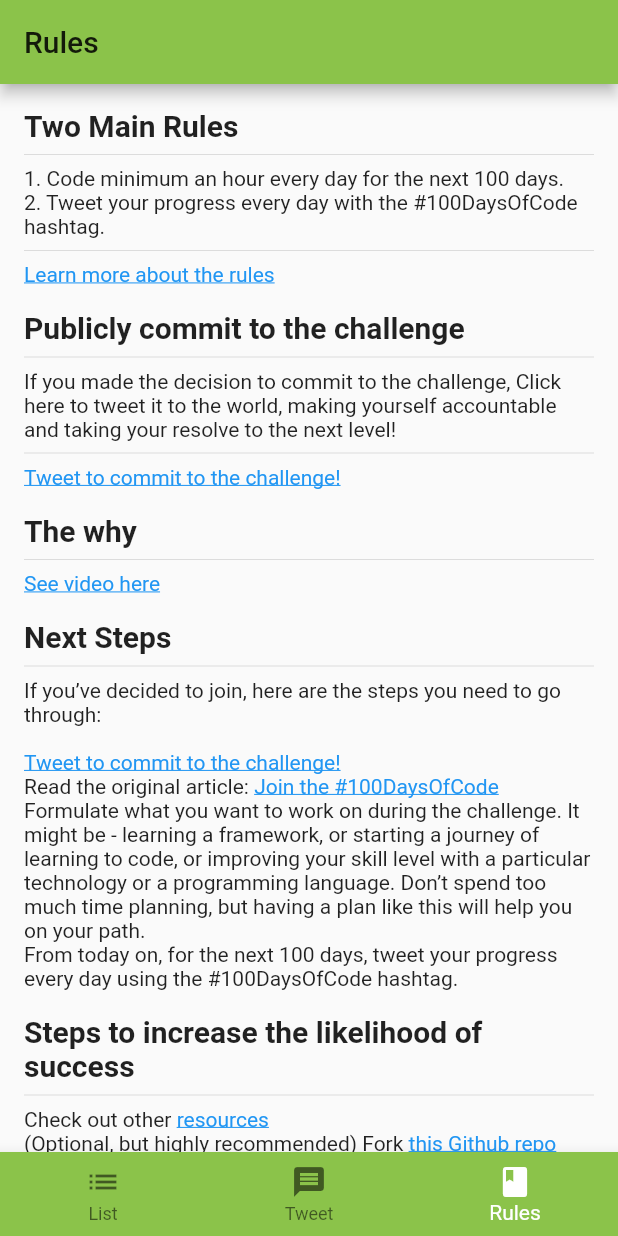
After one commit to justinbutt3r/learning-flutter, a Flutter app: the screen it shows after launch, item 3 of the bottom bar chosen, on a phone screen of 412 x 824 dp. The commit adds this screen. Run offline on Flutter 3.47's test engine with Material 2 defaults, Android fonts, the phone set to English and light mode, and no system bars; network calls fail.

Commit message:
updated navigation, started rules page

```diff
--- /dev/null
+++ b/lib/components/ItemList/ItemList.dart
@@ -0,0 +1,31 @@
+import 'package:flutter/material.dart';
+
+class ItemList extends StatelessWidget {
+  @override
+  Widget build(BuildContext context) {
+    return ListView.builder(
+        padding: const EdgeInsets.all(16.0),
+        itemBuilder: (context, i) {
+          return ListTile(
+            leading: CircleAvatar(
+              backgroundImage: NetworkImage('https://loremflickr.com/360/360'),
+            ),
+            title: Text(
+              "Username",
+            ),
+            subtitle: Text(
+                'Lorem ipsum dolor sit amet, consectetur adipiscing elit, sed do eiusmod tempor incididunt ut labore et dolore magna aliqua. '),
+            trailing: CircleAvatar(
+                child: Center(
+              child: Text(
+                'share stuff',
+                textAlign: TextAlign.center,
+                style: TextStyle(
+                  fontSize: 10,
+                ),
+              ),
+            )),
+          );
+        });
+  }
+}
--- a/lib/components/NavigationBar/navigationBar.dart
+++ b/lib/components/NavigationBar/navigationBar.dart
@@ -1,4 +1,5 @@
 import 'package:flutter/material.dart';
+import 'package:my_app/routes.dart';
 
 class NavigationBar extends StatefulWidget {
   NavigationBar({Key key}) : super(key: key);
@@ -11,6 +12,8 @@ class _NavigationBarState extends State<NavigationBar> {
   int _selectedIndex = 0;
 
   void _onItemTapped(int index) {
+    String routeName = (routes.keys.toList()[index]);
+    Navigator.pushNamed(context, routeName);
     setState(() {
       _selectedIndex = index;
     });
--- a/lib/main.dart
+++ b/lib/main.dart
@@ -1,5 +1,5 @@
 import 'package:flutter/material.dart';
-import 'package:my_app/routes.dart';
+import 'package:my_app/wrapper.dart';
 
 void main() => runApp(MyApp());
 
@@ -11,7 +11,7 @@ class MyApp extends StatelessWidget {
       theme: ThemeData(
         primaryColor: Colors.lightGreen,
       ),
-      routes: routes,
+      home: Wrapper(),
     );
   }
 }
--- a/lib/pages/home.dart
+++ b/lib/pages/home.dart
@@ -1,42 +1,14 @@
 import 'package:flutter/material.dart';
-import 'package:my_app/components/NavigationBar/navigationBar.dart';
+import 'package:my_app/components/ItemList/ItemList.dart';
 
-class Home extends StatelessWidget {
+class HomePage extends StatelessWidget {
   @override
   Widget build(BuildContext context) {
     return Scaffold(
-        appBar: AppBar(
-          title: Text('#100daysofcode'),
-        ),
-        body: _listView(),
-        bottomNavigationBar: NavigationBar());
+      appBar: AppBar(
+        title: Text('#100daysofcode'),
+      ),
+      body: ItemList(),
+    );
   }
 }
-
-//TODO: move out
-Widget _listView() {
-  return ListView.builder(
-      padding: const EdgeInsets.all(16.0),
-      itemBuilder: (context, i) {
-        return ListTile(
-          leading: CircleAvatar(
-            backgroundImage: NetworkImage('https://loremflickr.com/360/360'),
-          ),
-          title: Text(
-            "Username",
-          ),
-          subtitle: Text(
-              'Lorem ipsum dolor sit amet, consectetur adipiscing elit, sed do eiusmod tempor incididunt ut labore et dolore magna aliqua. '),
-          trailing: CircleAvatar(
-              child: Center(
-            child: Text(
-              'share stuff',
-              textAlign: TextAlign.center,
-              style: TextStyle(
-                fontSize: 10,
-              ),
-            ),
-          )),
-        );
-      });
-}
--- /dev/null
+++ b/lib/pages/rules.dart
@@ -0,0 +1,154 @@
+import 'package:flutter/material.dart';
+import 'package:url_launcher/url_launcher.dart';
+import 'package:flutter/gestures.dart';
+
+class RulesPage extends StatelessWidget {
+  @override
+  Widget build(BuildContext context) {
+    final TextStyle _bodyStyle = Theme.of(context).textTheme.body1;
+    final TextStyle _headings = _bodyStyle.copyWith(
+      fontSize: 20.0,
+      fontWeight: FontWeight.bold,
+    );
+    return Scaffold(
+      appBar: AppBar(
+        title: Text('Rules'),
+      ),
+      body: ListView(
+        padding: EdgeInsets.all(16.0),
+        children: <Widget>[
+          Text('Two Main Rules', style: _headings),
+          Divider(),
+          Text('1. Code minimum an hour every day for the next 100 days.'),
+          Text(
+              '2. Tweet your progress every day with the #100DaysOfCode hashtag.'),
+          Divider(
+            thickness: 0,
+          ),
+          RichText(
+              text: _LinkTextSpan(
+                  style: _bodyStyle.copyWith(
+                      decoration: TextDecoration.underline,
+                      color: Theme.of(context).accentColor),
+                  text: 'Learn more about the rules',
+                  url: 'https://www.100daysofcode.com/rules')),
+          Text(""),
+          Text(
+            "Publicly commit to the challenge",
+            style: _headings,
+          ),
+          Divider(),
+          Text(
+              'If you made the decision to commit to the challenge, Click here to tweet it to the world, making yourself accountable and taking your resolve to the next level!'),
+          Divider(
+            thickness: 0,
+          ),
+          RichText(
+              text: _LinkTextSpan(
+                  style: _bodyStyle.copyWith(
+                      decoration: TextDecoration.underline,
+                      color: Theme.of(context).accentColor),
+                  text: 'Tweet to commit to the challenge!',
+                  url:
+                      'https://twitter.com/intent/tweet?text=I%27m%20publicly%20committing%20to%20the%20100DaysOfCode%20Challenge%20starting%20today!%20Learn%20More%20and%20Join%20me!&url=https://100DaysOfCode.com&hashtags=100DaysOfCode')),
+          Text(""),
+          Text(
+            "The why",
+            style: _headings,
+          ),
+          Divider(),
+          RichText(
+              text: _LinkTextSpan(
+                  style: _bodyStyle.copyWith(
+                      decoration: TextDecoration.underline,
+                      color: Theme.of(context).accentColor),
+                  text: 'See video here',
+                  url: 'https://youtu.be/6y5P7O7YlBU')),
+          Text(""),
+          Text(
+            "Next Steps",
+            style: _headings,
+          ),
+          Divider(),
+          Text(
+              'If you’ve decided to join, here are the steps you need to go through:\n'),
+          RichText(
+              text: _LinkTextSpan(
+                  style: _bodyStyle.copyWith(
+                      decoration: TextDecoration.underline,
+                      color: Theme.of(context).accentColor),
+                  text: 'Tweet to commit to the challenge!',
+                  url:
+                      'https://twitter.com/intent/tweet?text=I%27m%20publicly%20committing%20to%20the%20100DaysOfCode%20Challenge%20starting%20today!%20Learn%20More%20and%20Join%20me!&url=https://100DaysOfCode.com&hashtags=100DaysOfCode')),
+          RichText(
+            text: TextSpan(children: [
+              TextSpan(text: 'Read the original article: ', style: _bodyStyle),
+              _LinkTextSpan(
+                  style: _bodyStyle.copyWith(
+                      decoration: TextDecoration.underline,
+                      color: Theme.of(context).accentColor),
+                  text: 'Join the #100DaysOfCode',
+                  url:
+                      'https://medium.freecodecamp.com/join-the-100daysofcode-556ddb4579e4')
+            ]),
+          ),
+          Text(
+              'Formulate what you want to work on during the challenge. It might be - learning a framework, or starting a journey of learning to code, or improving your skill level with a particular technology or a programming language. Don’t spend too much time planning, but having a plan like this will help you on your path.'),
+          Text(
+              'From today on, for the next 100 days, tweet your progress every day using the #100DaysOfCode hashtag.'),
+          Text(""),
+          Text(
+            'Steps to increase the likelihood of success',
+            style: _headings,
+          ),
+          Divider(),
+          RichText(
+            text: TextSpan(children: [
+              TextSpan(text: 'Check out other ', style: _bodyStyle),
+              _LinkTextSpan(
+                  style: _bodyStyle.copyWith(
+                      decoration: TextDecoration.underline,
+                      color: Theme.of(context).accentColor),
+                  text: 'resources',
+                  url: 'https://www.100daysofcode.com/resources')
+            ]),
+          ),
+          RichText(
+            text: TextSpan(children: [
+              TextSpan(
+                  text: '(Optional, but highly recommended) Fork ',
+                  style: _bodyStyle),
+              _LinkTextSpan(
+                  style: _bodyStyle.copyWith(
+                      decoration: TextDecoration.underline,
+                      color: Theme.of(context).accentColor),
+                  text: 'this Github repo ',
+                  url: 'https://www.100daysofcode.com/resources'),
+              TextSpan(
+                  text:
+                      'and commit to the Log daily. Follow the instructions in the repo.',
+                  style: _bodyStyle)
+            ]),
+          ),
+          Text(
+              'Follow 100DaysOfCode Twitter Bot that retweets all the tweets that contain the #100DaysOfCode hashtag. It’s a great way to keep yourself motivated and to participate in the community. Thanks @amanhimself for creating it!'),
+          Text(
+              'Important: Encourage others who are doing the same challenge on Twitter or elsewhere - by giving them props when they are posting updates on their progress, supporting them when things get difficult. Thus we will grow a community that is helpful and effective, which will lead to a higher success rate for each person involved. It’s also more likely that you will stick to your own commitment, given that you will get acquainted with a couple people (probably more :) ) right away.'),
+          Text(
+              'If you find a great, helpful resource that others would benefit from, either submit a Pull Request to add it to the repo, or just tweet at me (see info below)'),
+        ],
+      ),
+    );
+  }
+}
+
+class _LinkTextSpan extends TextSpan {
+  _LinkTextSpan({TextStyle style, String url, String text})
+      : super(
+            style: style,
+            text: text ?? url,
+            recognizer: TapGestureRecognizer()
+              ..onTap = () {
+                launch(url, forceSafariVC: false);
+              });
+}
--- a/lib/routes.dart
+++ b/lib/routes.dart
@@ -1,6 +1,9 @@
 import 'package:flutter/widgets.dart';
 import 'package:my_app/pages/home.dart';
+import 'package:my_app/pages/rules.dart';
 
 final Map<String, WidgetBuilder> routes = <String, WidgetBuilder>{
-  "/": (BuildContext context) => Home(),
+  "/": (BuildContext context) => HomePage(),
+  "/tweet": (BuildContext context) => HomePage(),
+  "/rules": (BuildContext context) => RulesPage(),
 };
--- /dev/null
+++ b/lib/wrapper.dart
@@ -0,0 +1,40 @@
+import 'package:flutter/material.dart';
+import 'package:my_app/pages/home.dart';
+import 'package:my_app/pages/rules.dart';
+
+class Wrapper extends StatefulWidget {
+  Wrapper({Key key}) : super(key: key);
+
+  @override
+  _WrapperState createState() => _WrapperState();
+}
+
+class _WrapperState extends State<Wrapper> {
+  int _selectedIndex = 0;
+
+  void _onItemTapped(int index) {
+    setState(() {
+      _selectedIndex = index;
+    });
+  }
+
+  @override
+  Widget build(BuildContext context) {
+    return Scaffold(
+        body: [HomePage(), HomePage(), RulesPage()].elementAt(_selectedIndex),
+        bottomNavigationBar: BottomNavigationBar(
+          backgroundColor: Theme.of(context).primaryColor,
+          selectedItemColor: Colors.white,
+          items: [
+            BottomNavigationBarItem(
+                icon: Icon(Icons.list), title: Text('List')),
+            BottomNavigationBarItem(
+                icon: Icon(Icons.message), title: Text('Tweet')),
+            BottomNavigationBarItem(
+                icon: Icon(Icons.book), title: Text('Rules')),
+          ],
+          currentIndex: _selectedIndex,
+          onTap: _onItemTapped,
+        ));
+  }
+}
```
Also changed, not shown: pubspec.yaml (+1 -6 lines), pubspec.lock, 7 other files.
